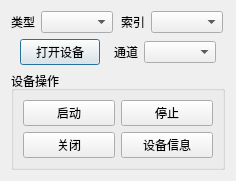
First picture: the form in ZCAN_MINI/UI/devicemanager_dialog.ui, repository icanerandy/ZCAN_MINI, before the edit.
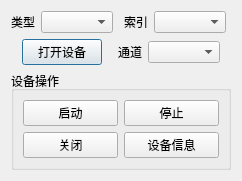
Second picture: the form after the edit.

```diff
--- a/ZCAN_MINI/UI/devicemanager_dialog.ui
+++ b/ZCAN_MINI/UI/devicemanager_dialog.ui
@@ -6,8 +6,8 @@
    <rect>
     <x>0</x>
     <y>0</y>
-    <width>236</width>
-    <height>161</height>
+    <width>242</width>
+    <height>165</height>
    </rect>
   </property>
   <property name="windowTitle">
```
